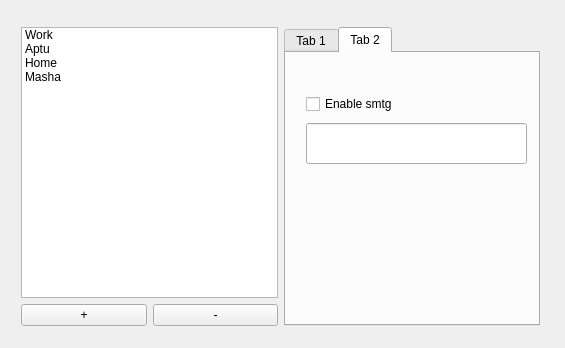
The window that src/gui/SyropGui/widget.ui (mit-spbau-ru/Syrop) describes before a commit, drawn with Qt 5.
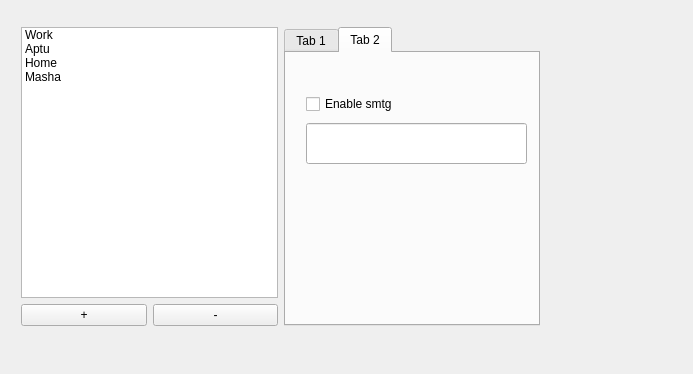
The same window after the commit.

Commit message: Clear base gui

The edit to the form file:
```diff
--- a/src/gui/SyropGui/widget.ui
+++ b/src/gui/SyropGui/widget.ui
@@ -6,8 +6,8 @@
    <rect>
     <x>0</x>
     <y>0</y>
-    <width>565</width>
-    <height>348</height>
+    <width>693</width>
+    <height>374</height>
    </rect>
   </property>
   <property name="windowTitle">
```
The commit also changes 2 other files.
